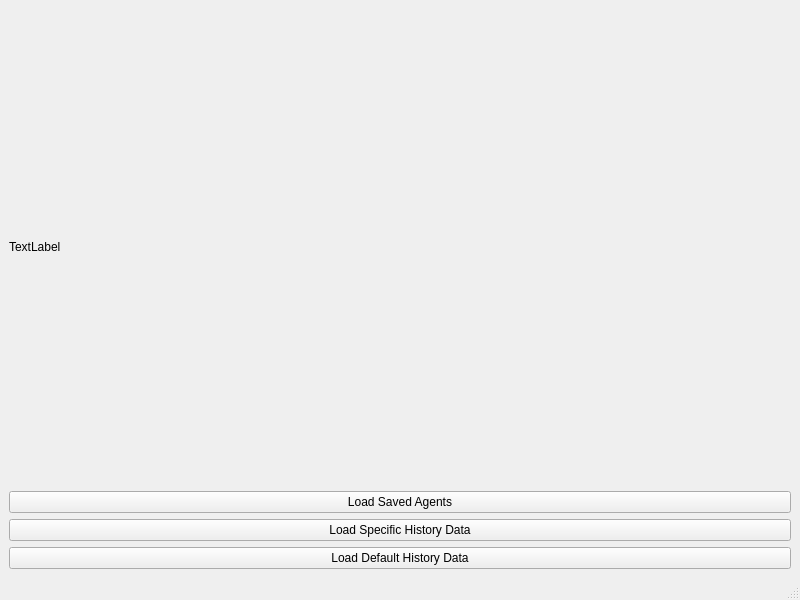
AndreyMlashkin/TraidingBotByGeneticAlgorithm, file mainwindow.ui: the form before one commit.
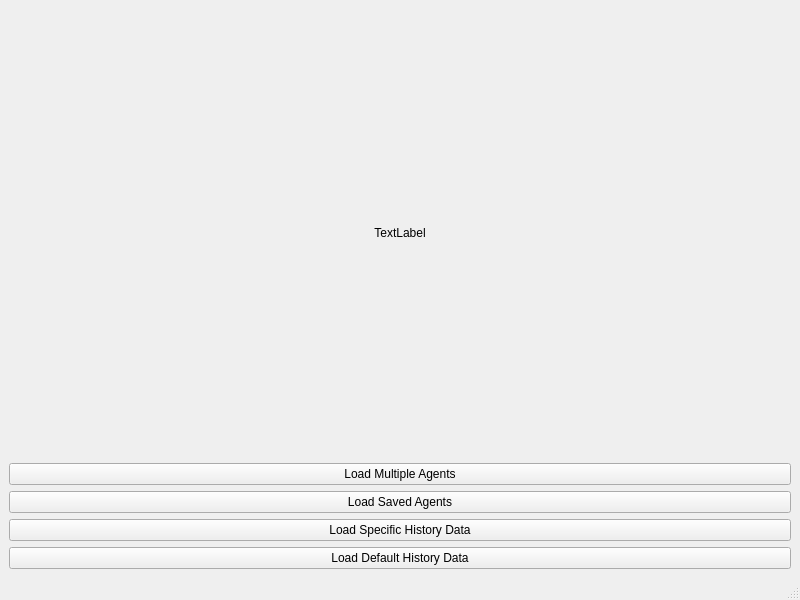
The form after the commit.

Commit message: fix memory leaks and implement load of multiple agents

What changed in the file:
```diff
--- a/mainwindow.ui
+++ b/mainwindow.ui
@@ -22,6 +22,16 @@
         <property name="text">
          <string>TextLabel</string>
         </property>
+        <property name="alignment">
+         <set>Qt::AlignCenter</set>
+        </property>
+       </widget>
+      </item>
+      <item>
+       <widget class="QPushButton" name="m_loadMultipleAgents">
+        <property name="text">
+         <string>Load Multiple Agents</string>
+        </property>
        </widget>
       </item>
       <item>
```
Left out of the diff: 2 changed lines with no effect on the pictures. The commit also changes 3 other files.
